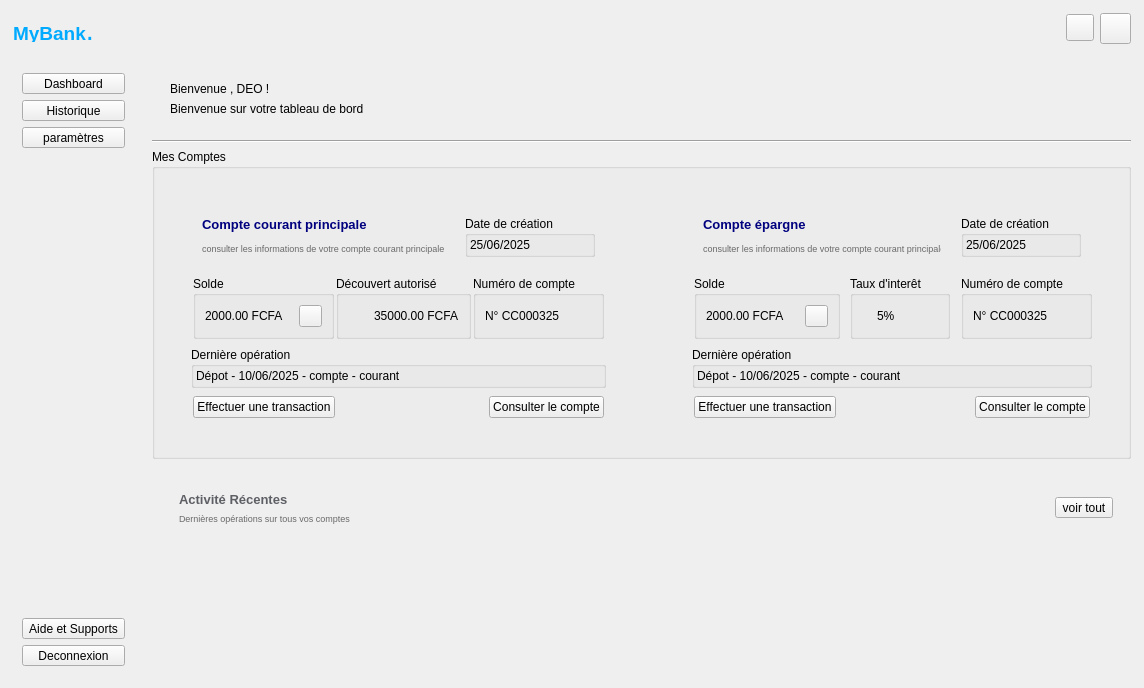
will180901/my_bank, file fenmain.ui: the form before one commit.
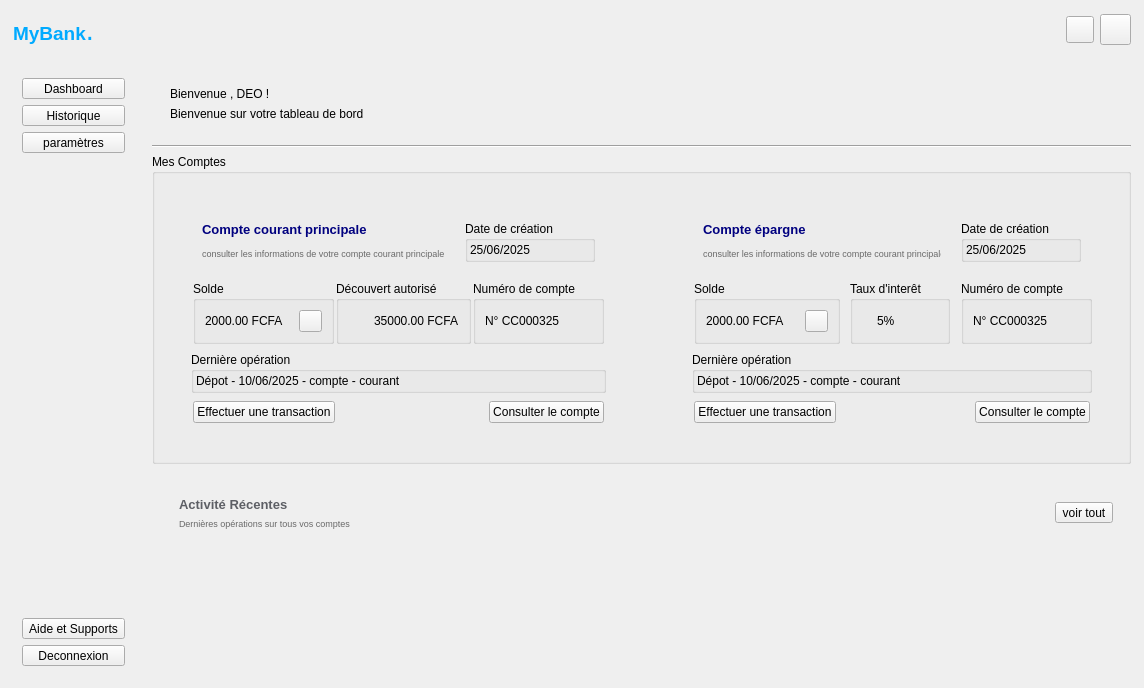
The form after the commit. The open tabs and pages were chosen to show the change. Icons and pictures are not drawn.

What changed in the file:
```diff
--- a/fenmain.ui
+++ b/fenmain.ui
@@ -774,8 +774,8 @@
      <widget class="QWidget" name="bar_nav" native="true">
       <property name="minimumSize">
        <size>
-        <width>561</width>
-        <height>51</height>
+        <width>0</width>
+        <height>0</height>
        </size>
       </property>
       <layout class="QHBoxLayout" name="horizontalLayout_2">
@@ -794,7 +794,7 @@
        <property name="bottomMargin">
         <number>2</number>
        </property>
-       <item alignment="Qt::AlignmentFlag::AlignLeft|Qt::AlignmentFlag::AlignVCenter">
+       <item alignment="Qt::AlignmentFlag::AlignLeft">
         <widget class="QWidget" name="widget_4" native="true">
          <layout class="QVBoxLayout" name="verticalLayout">
           <item alignment="Qt::AlignmentFlag::AlignHCenter">
```
Left out of the diff: 2 changed lines with no effect on the pictures.
